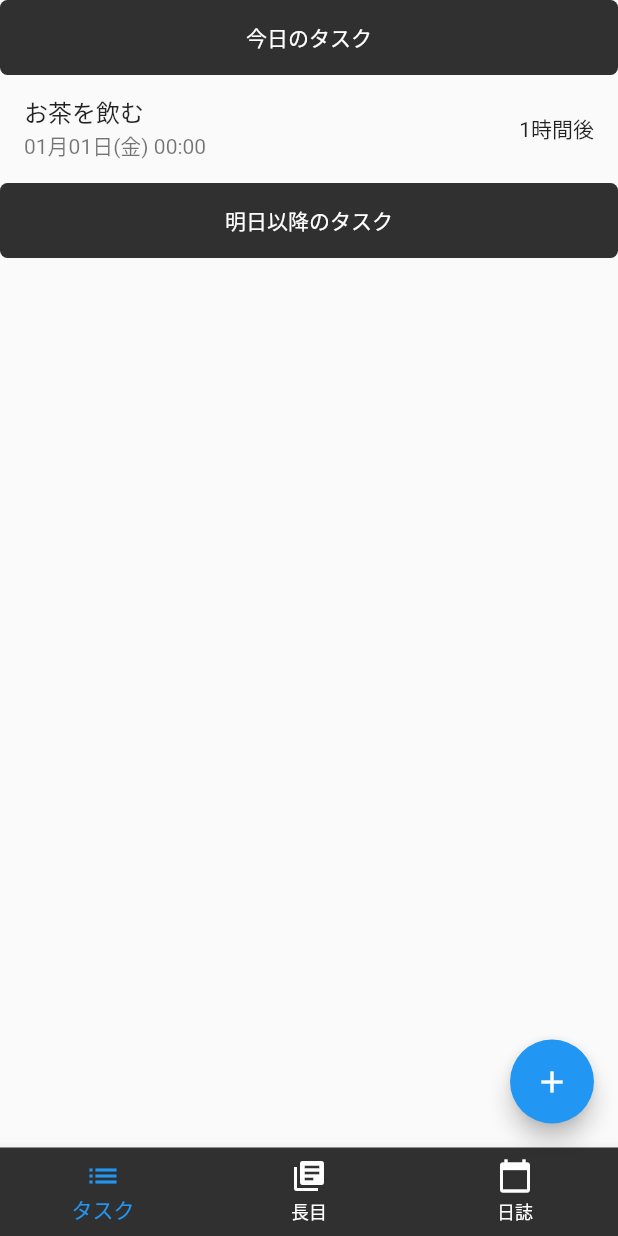
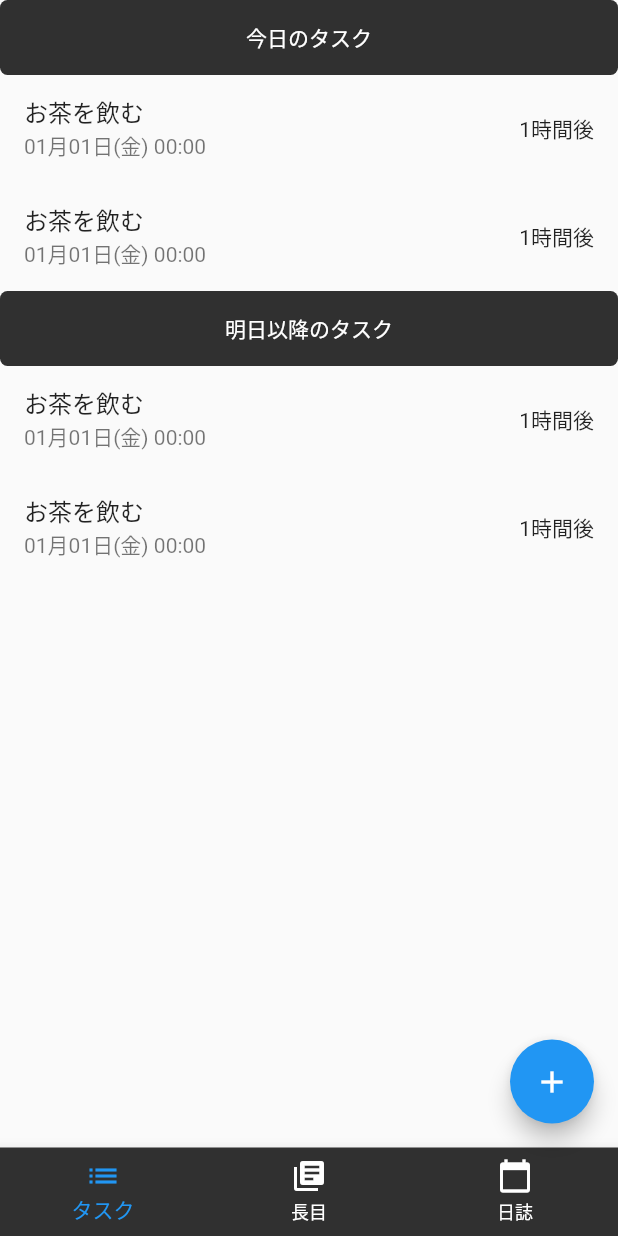
Before and after one commit to yoichiyy/taskapp2, a Flutter app: the screen it shows after launch, on a phone screen of 412 x 824 dp. Run offline on Flutter 3.47's test engine with Material 2 defaults, Android fonts, the phone set to English and light mode, and no system bars.

Commit message:
タスク表示を関数化して、複数表示

```diff
--- a/lib/pages/task_list.dart
+++ b/lib/pages/task_list.dart
@@ -8,12 +8,11 @@ class TaskList extends StatelessWidget {
         child: Column(
           children: [
             bar("今日のタスク"),
-            ListTile(
-              title: Text("お茶を飲む"),
-              subtitle: Text("01月01日(金) 00:00"),
-              trailing: Text("1時間後"),
-            ),
+            taskItem(),
+            taskItem(),
             bar("明日以降のタスク"),
+            taskItem(),
+            taskItem(),
           ],
         ),
       ),
@@ -37,4 +36,12 @@ class TaskList extends StatelessWidget {
       ),
     );
   }
+
+  Widget taskItem() {
+    return ListTile(
+      title: Text("お茶を飲む"),
+      subtitle: Text("01月01日(金) 00:00"),
+      trailing: Text("1時間後"),
+    );
+  }
 }
```
